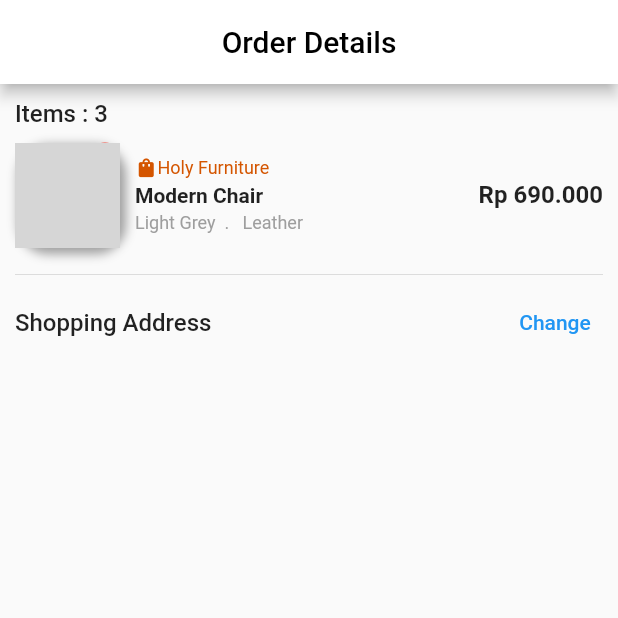
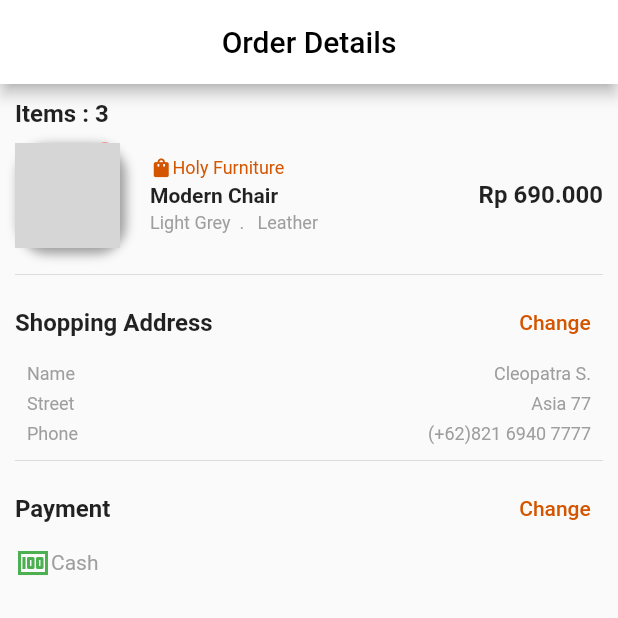
Before and after one commit to famuh/Travel-App, a Flutter app: the screen it shows after launch, on a phone screen of 412 x 824 dp, the top half of it. Run offline on Flutter 3.47's test engine with Material 2 defaults, Android fonts, the phone set to English and light mode, and no system bars; our stand-ins replace google_fonts, smooth_page_indicator; missing offline and left inert: dart:html; network calls fail; grey boxes are pictures that could not be loaded.

Commit message:
Locature | Sekmen 2 dan 3 Done

```diff
--- a/lib/Locature/component.dart
+++ b/lib/Locature/component.dart
@@ -7,6 +7,36 @@ class titleString extends StatelessWidget {
   @override
   Widget build(BuildContext context) {
     return Text(titleText,
-        style: TextStyle(fontSize: 16, fontWeight: FontWeight.w500));
+        style: TextStyle(fontSize: 16, fontWeight: FontWeight.w600));
   }
 }
+
+class dataString extends StatelessWidget {
+  String tittleData;
+  String textData;
+  dataString({Key? key, required this.tittleData, required this.textData}) : super(key: key);
+
+  @override
+  Widget build(BuildContext context) {
+    return Padding(
+      padding: const EdgeInsets.fromLTRB(8, 3, 8, 3),
+      child: Row(
+        mainAxisAlignment: MainAxisAlignment.spaceBetween,
+        children: [
+          Text(tittleData, style: TextStyle(fontSize: 12, color: Colors.grey)),
+          Text(textData, style: TextStyle(fontSize: 12, color: Colors.grey))
+        ],
+      ),
+    );
+  }
+}
+
+class orangeText extends StatelessWidget {
+  String tittleText;
+  orangeText({Key? key, required this.tittleText}) : super(key: key);
+
+  @override
+  Widget build(BuildContext context) {
+    return Text(tittleText, style: TextStyle(color: Color.fromRGBO(212, 85, 0, 1)),);
+  }
+}
--- a/lib/Locature/order_details_screen.dart
+++ b/lib/Locature/order_details_screen.dart
@@ -1,3 +1,5 @@
+import 'dart:html';
+
 import 'package:flutter/material.dart';
 import 'package:flutter_application/Locature/component.dart';
 
@@ -72,7 +74,7 @@ class _orderDetailsScreenState extends State<orderDetailsScreen> {
                             ))
                       ],
                     ),
-                    SizedBox(width: 10),
+                    SizedBox(width: 20),
                     //section 2
                     Column(
                       crossAxisAlignment: CrossAxisAlignment.start,
@@ -130,10 +132,28 @@ class _orderDetailsScreenState extends State<orderDetailsScreen> {
                     mainAxisAlignment: MainAxisAlignment.spaceBetween,
                     children: [
                       titleString(titleText: 'Shopping Address'),
-                      TextButton(onPressed: () {}, child: Text('Change'))
+                      TextButton(onPressed: () {}, child: orangeText(tittleText: 'Change'))
                     ],
                   ),
-                  Row()
+                  Column(
+                    children: [
+                      dataString(tittleData: 'Name', textData: 'Cleopatra S.'),
+                      dataString(tittleData: 'Street', textData: 'Asia 77'),
+                      dataString(tittleData: 'Phone', textData: '(+62)821 6940 7777'),
+                    ],
+                  )
+                ],
+              ),
+              Divider(),
+
+              //Payment
+              Column(
+                children: [
+                  Row(
+                    mainAxisAlignment: MainAxisAlignment.spaceBetween,
+                    children: [titleString(titleText: 'Payment'), TextButton(onPressed: (){}, child: orangeText(tittleText: 'Change'))],),
+Row(children: [Icon(Icons.money, color: Colors.green,),
+Text('Cash', style: TextStyle(color: Colors.grey),)],)
                 ],
               )
             ],
```
